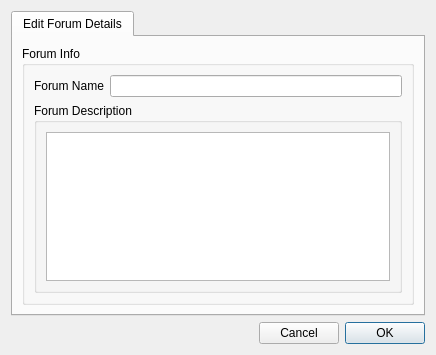
RetroShare/RetroShare, file retroshare-gui/src/gui/gxsforums/EditGxsForumDetails.ui: the form before one commit.
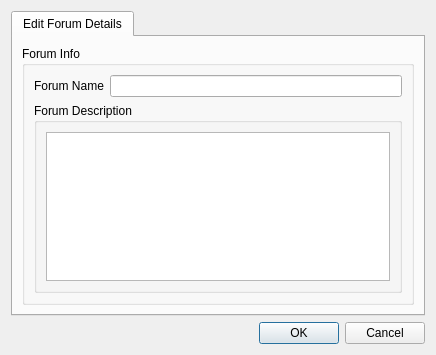
The form after the commit. Icons and pictures are not drawn.

Commit message: Applied changes from the trunk to the GXS forums. Cleaned old and unused files.

Patch:
```diff
--- a/retroshare-gui/src/gui/gxsforums/EditGxsForumDetails.ui
+++ b/retroshare-gui/src/gui/gxsforums/EditGxsForumDetails.ui
@@ -21,35 +21,9 @@
    <item row="1" column="0">
     <layout class="QGridLayout" name="_2">
      <item row="0" column="0">
-      <spacer>
-       <property name="orientation">
-        <enum>Qt::Horizontal</enum>
-       </property>
-       <property name="sizeHint" stdset="0">
-        <size>
-         <width>311</width>
-         <height>20</height>
-        </size>
-       </property>
-      </spacer>
-     </item>
-     <item row="0" column="1">
-      <widget class="QPushButton" name="cancelButton">
-       <property name="text">
-        <string>Cancel</string>
-       </property>
-      </widget>
-     </item>
-     <item row="0" column="2">
-      <widget class="QPushButton" name="applyButton">
-       <property name="text">
-        <string>OK</string>
-       </property>
-       <property name="autoDefault">
-        <bool>false</bool>
-       </property>
-       <property name="default">
-        <bool>true</bool>
+      <widget class="QDialogButtonBox" name="buttonBox">
+       <property name="standardButtons">
+        <set>QDialogButtonBox::Cancel|QDialogButtonBox::Ok</set>
        </property>
       </widget>
      </item>
```
Left out of the diff: 19 changed lines with no effect on the pictures. The commit also changes 43 other files.
